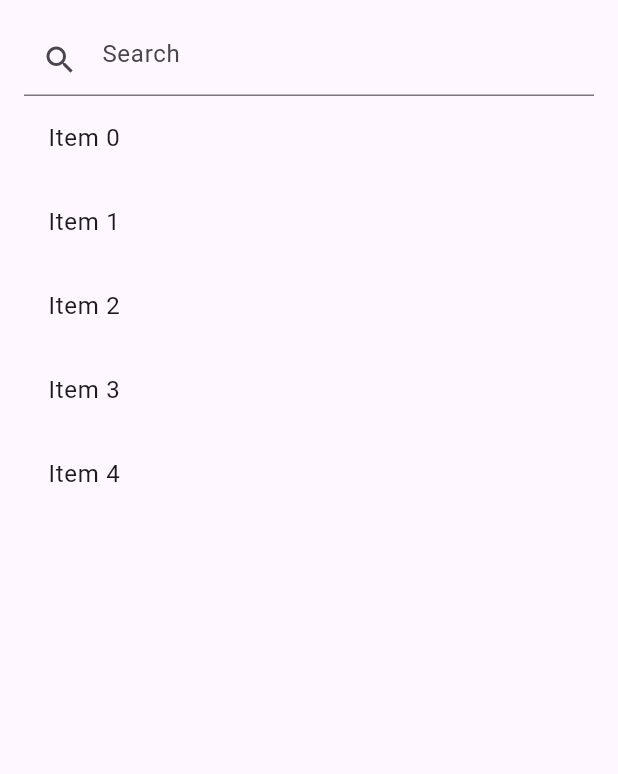
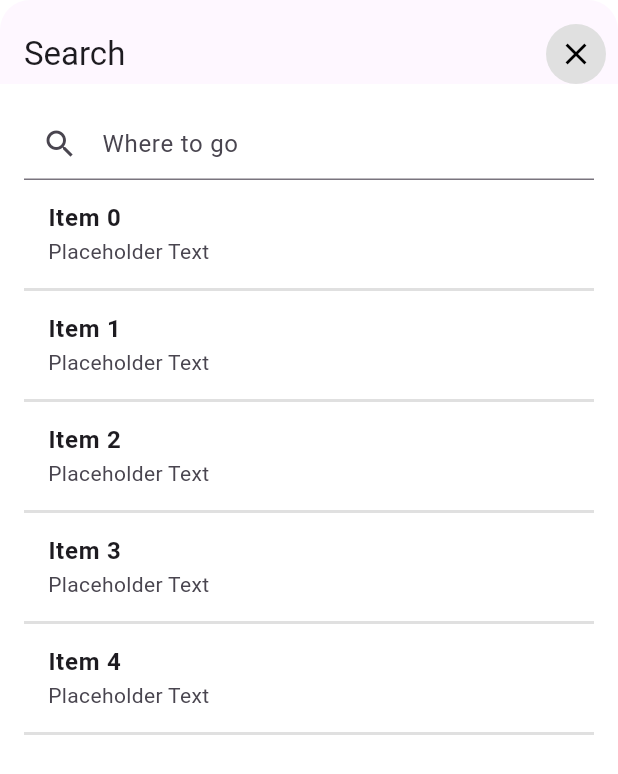
Before and after one commit to darylekarldevera/cubework-app, a Flutter app: the SearchModal screen opened directly with empty values, on a phone screen of 412 x 824 dp. Shown: the top 774 px of the screen. Run offline on Flutter 3.47's test engine with Material 3 defaults, Android fonts, the light colour scheme and no system bars; network calls fail.

Commit message:
Refactor search modal by replacing back button with close icon

```diff
--- a/cubework_app_client/lib/shared/modal/search_modal.dart
+++ b/cubework_app_client/lib/shared/modal/search_modal.dart
@@ -44,26 +44,81 @@ class _SearchModalState extends State<SearchModal> {
   @override
   Widget build(BuildContext context) {
     return SizedBox(
-      height: MediaQuery.of(context).size.height - 200, // Full height minus 200
-      child: Padding(
+      height: MediaQuery.of(context).size.height - 100, // Full height minus 200
+      child: Scaffold(
+        backgroundColor: const Color.fromARGB(0, 255, 255, 255),
+        appBar: AppBar(
+          shape: const RoundedRectangleBorder(
+            borderRadius: BorderRadius.only(
+              topLeft: Radius.circular(20),
+              topRight: Radius.circular(20),
+            ),
+          ),
+          title: Container(
+            padding: const EdgeInsets.only(top: 16),
+            alignment: Alignment.topLeft,
+            child: const Text("Search"),
+          ),
+          automaticallyImplyLeading:
+              false, // Prevents the default leading (back arrow) from appearing
+          actions: [
+            Padding(
+              padding: const EdgeInsets.only(top: 16, right: 8.0),
+              child: CircleAvatar(
+                backgroundColor:
+                    Colors.grey.shade300, // Background color inside the circle
+                child: IconButton(
+                  icon: const Icon(
+                    Icons.close,
+                    color: Colors.black,
+                  ),
+                  color: Colors.white, // Color of the icon itself
+                  onPressed: () {
+                    Navigator.of(context).pop();
+                  },
+                ),
+              ),
+            ),
+          ],
+        ),
+        body: Padding(
           padding: const EdgeInsets.all(16.0),
           child: Column(
             children: [
-            TextField(
+              Container(
+                decoration: BoxDecoration(
+                  borderRadius: BorderRadius.circular(10),
+                  color: Colors.white,
+                ),
+                width: double.infinity,
+                child: TextField(
+                  textAlignVertical: TextAlignVertical.center,
                   decoration: const InputDecoration(
-                hintText: "Search",
+                    hintText: "Where to go",
                     prefixIcon: Icon(Icons.search),
                   ),
                   onChanged: (text) {
-                setItems(text); // Update filtered items based on search input
+                    setItems(
+                        text); // Update filtered items based on search input
                   },
+                ),
               ),
               Expanded(
                 child: ListView.builder(
                   itemCount: filteredItems.length,
                   itemBuilder: (context, index) {
                     return ListTile(
-                    title: Text(filteredItems[index]),
+                      title: Text(
+                        filteredItems[index],
+                        style: const TextStyle(fontWeight: FontWeight.bold),
+                      ),
+                      subtitle: const Text("Placeholder Text"),
+                      shape: Border(
+                        bottom: BorderSide(
+                          width: 2,
+                          color: Colors.grey.shade300,
+                        ),
+                      ),
                       onTap: () {
                         // Invoke the searchBarCloseViewCallback with the selected item
                         widget.searchBarCloseViewCallback(filteredItems[index]);
@@ -77,6 +132,7 @@ class _SearchModalState extends State<SearchModal> {
             ],
           ),
         ),
+      ),
     );
   }
 }
```
Lines whose indentation alone changed are shown as unchanged.
